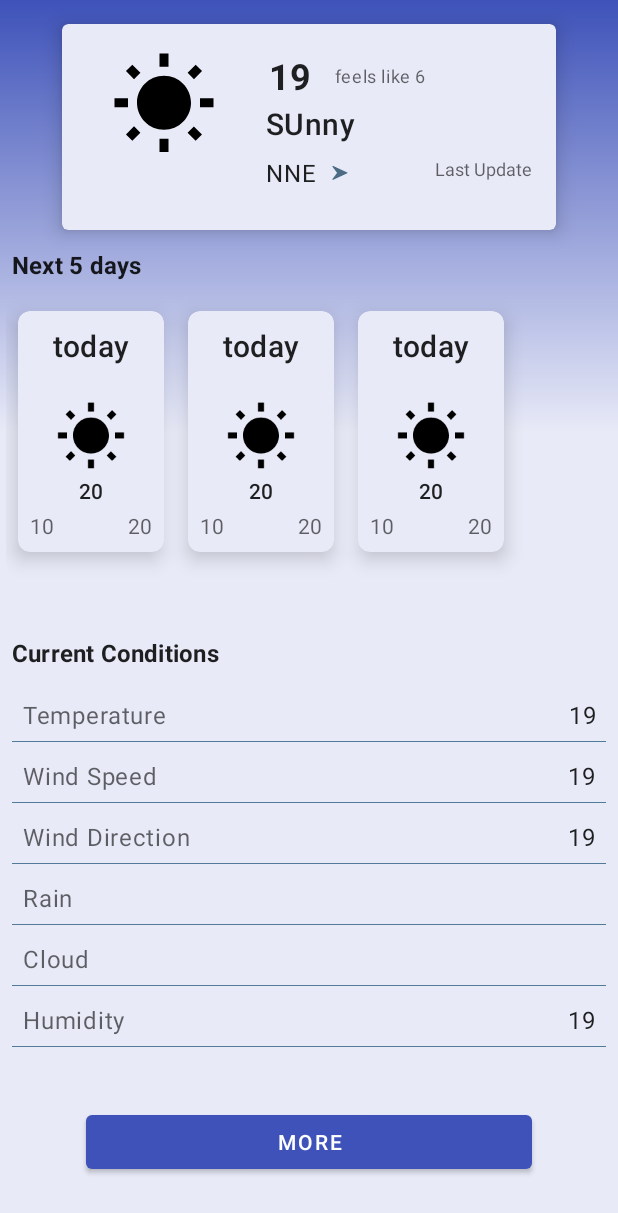
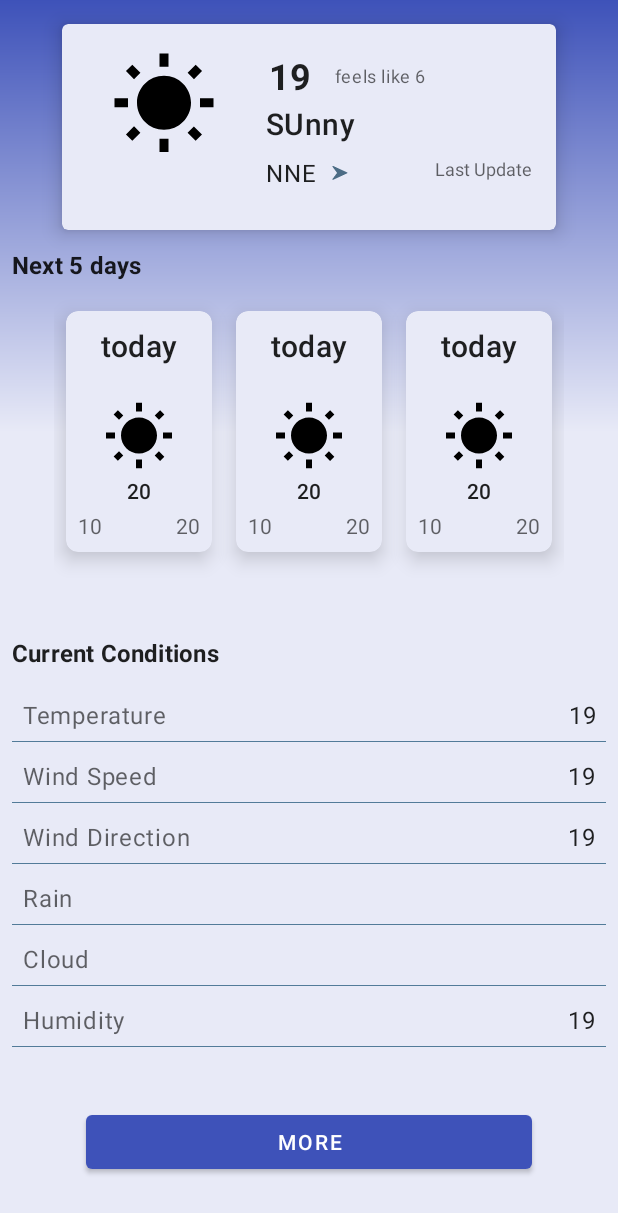
Before and after one commit to jvoyatz/WeatherApp, an Android app: the layout home_fragment.xml on its own in the app's theme, with its tools: preview values and no code run, on a phone screen of 412 x 824 dp. Shown: the top 1213 px of the screen. Run offline under Robolectric (Android 15) with nearby library versions, the phone set to English and light mode, and no system bars.

Commit message:
final commit

```diff
--- a/app/src/main/AndroidManifest.xml
+++ b/app/src/main/AndroidManifest.xml
@@ -17,15 +17,15 @@
         android:theme="@style/Theme.WeatherApp">
         <activity
             android:name=".WeatherActivity"
-            android:launchMode="singleTop"
+            android:windowSoftInputMode="adjustNothing"
             android:exported="true">
             <intent-filter>
                 <action android:name="android.intent.action.SEARCH" />
                 <action android:name="android.intent.action.MAIN" />
                 <category android:name="android.intent.category.LAUNCHER" />
             </intent-filter>
-            <meta-data android:name="android.app.searchable"
-                android:resource="@xml/searchable" />
+<!--            <meta-data android:name="android.app.searchable"
+                android:resource="@xml/searchable" />-->
         </activity>
 <!-- used custom adapter for suggestions finally -->
 <!--        <provider
--- a/app/src/main/java/com/jvoyatz/weather/app/repository/WeatherRepository.java
+++ b/app/src/main/java/com/jvoyatz/weather/app/repository/WeatherRepository.java
@@ -108,6 +108,7 @@ public class WeatherRepository {
                         put("q", query.toString());
                         put("num_of_days", Integer.toString(5));
                         put("showLocalTime", "yes");
+                        put("tp", "1");
                     }
                 };
                 return worldWeatherService.getWeatherForecast(map);
@@ -125,6 +126,7 @@ public class WeatherRepository {
                 put("format", "json");
                 put("date", date);
                 put("q", query);
+                put("tp", "1");
                // put("showlocaltime", "yes");
             }
         };
@@ -141,6 +143,8 @@ public class WeatherRepository {
                 put("q", lat + "," + lon);
                 put("num_of_days", Integer.toString(5));
                 put("showlocaltime", "yes");
+                put("tp", "1");
+
             }
         };
 
--- a/app/src/main/java/com/jvoyatz/weather/app/ui/cities/CitiesFragment.java
+++ b/app/src/main/java/com/jvoyatz/weather/app/ui/cities/CitiesFragment.java
@@ -16,6 +16,7 @@ import androidx.lifecycle.ViewModelProvider;
 import androidx.navigation.NavController;
 import androidx.navigation.Navigation;
 import androidx.recyclerview.widget.DefaultItemAnimator;
+import androidx.recyclerview.widget.ItemTouchHelper;
 import androidx.recyclerview.widget.LinearLayoutManager;
 import androidx.recyclerview.widget.RecyclerView;
 
@@ -65,7 +66,9 @@ public class CitiesFragment extends Fragment implements CitiesHandler{
 
         RecyclerView recyclerView = mBinding.citiesRecyclerview;
         recyclerView.setItemAnimator(new DefaultItemAnimator());
+
         adapter = new CitiesListAdapter(CitiesListAdapter.DIFF_CALLBACK, this, mViewModel);
+
         recyclerView.setAdapter(adapter);
 
         adapter.showLoading();
@@ -92,6 +95,7 @@ public class CitiesFragment extends Fragment implements CitiesHandler{
         super.onDestroyView();
         mBinding = null;
         adapter.setLifecycleDestroyed();
+        adapter = null;
     }
 
     @Override
--- a/app/src/main/res/drawable/background_selector.xml
+++ b/app/src/main/res/drawable/background_selector.xml
@@ -1,4 +1,4 @@
 <?xml version="1.0" encoding="utf-8"?>
 <selector xmlns:android="http://schemas.android.com/apk/res/android">
-    <item android:drawable="@color/weather_prim_100" android:state_pressed="false" android:state_selected="true" />
+    <item android:drawable="@color/weather_prim_200" android:state_pressed="false" android:state_selected="true" />
 </selector>
--- a/app/src/main/res/layout/home_fragment.xml
+++ b/app/src/main/res/layout/home_fragment.xml
@@ -227,12 +227,13 @@
 
         <androidx.recyclerview.widget.RecyclerView
             android:id="@+id/recyclerView"
-            android:layout_width="0dp"
-            android:layout_height="0dp"
+            android:layout_width="wrap_content"
+            android:layout_height="match_parent"
             android:layout_marginTop="8dp"
             android:layout_marginStart="4dp"
             android:layout_marginEnd="4dp"
             android:orientation="horizontal"
+            android:nestedScrollingEnabled="false"
             app:layoutManager="androidx.recyclerview.widget.LinearLayoutManager"
             app:layout_constraintEnd_toEndOf="parent"
             app:layout_constraintStart_toStartOf="parent"
--- a/app/src/main/res/values/themes.xml
+++ b/app/src/main/res/values/themes.xml
@@ -12,7 +12,7 @@
     <style name="Theme.WeatherApp" parent="Base.Theme.MaterialThemeBuilder">
         <item name="colorIcon">@color/weather_prim_analogous_900</item>
         <item name="colorIconVariant">@color/weather_sec_800</item>
-        <item name="colorSelection">@color/weather_prim_100</item>
+        <item name="colorSelection">@color/weather_prim_200</item>
         <!--colorPrimary colors map to components and elements, such as app bars and buttons. -->
         <item name="colorPrimary">@color/weather_prim_500</item>
         <!--A tonal variation of the primary color.-->
```
Also changed, not shown: app/src/main/java/com/jvoyatz/weather/app/WeatherActivity.java (+14 -2 lines), app/src/main/java/com/jvoyatz/weather/app/ui/home/HomeFragment.java (+2 -17 lines), app/src/main/java/com/jvoyatz/weather/app/ui/home/details/pager/WeatherDetailsHourlyListFragment.java (+7 -1 lines), 1 other file.
